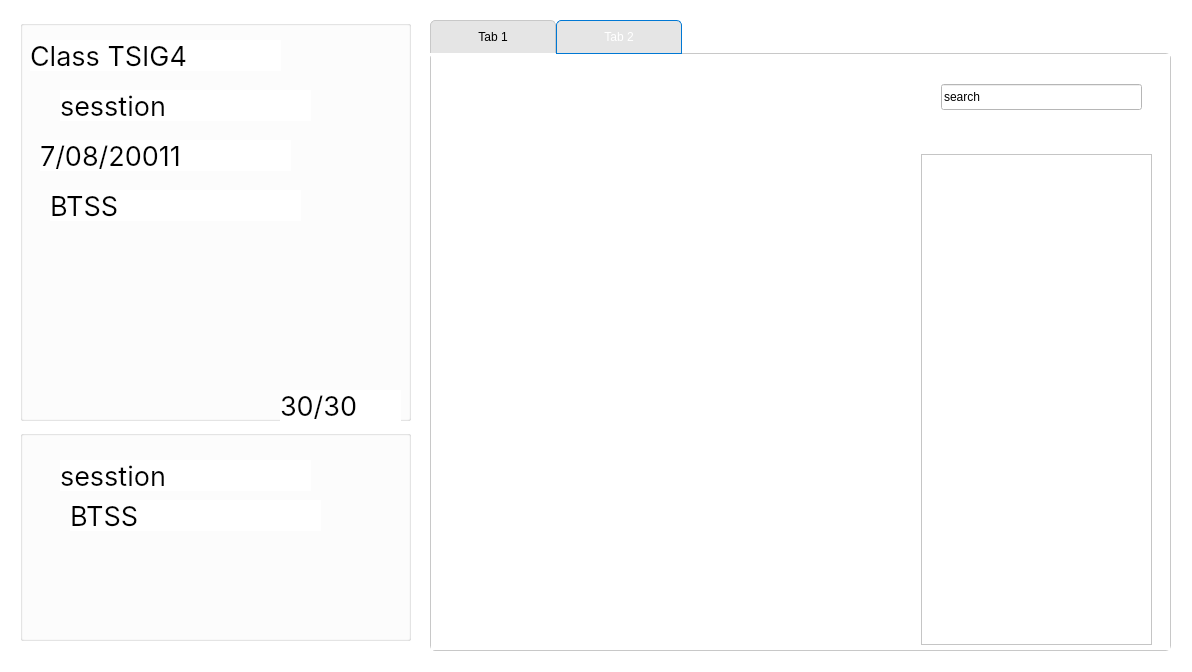
KasperJack/School-Management-System, file School_System/ui/EditClassDialog.ui: the form before one commit.
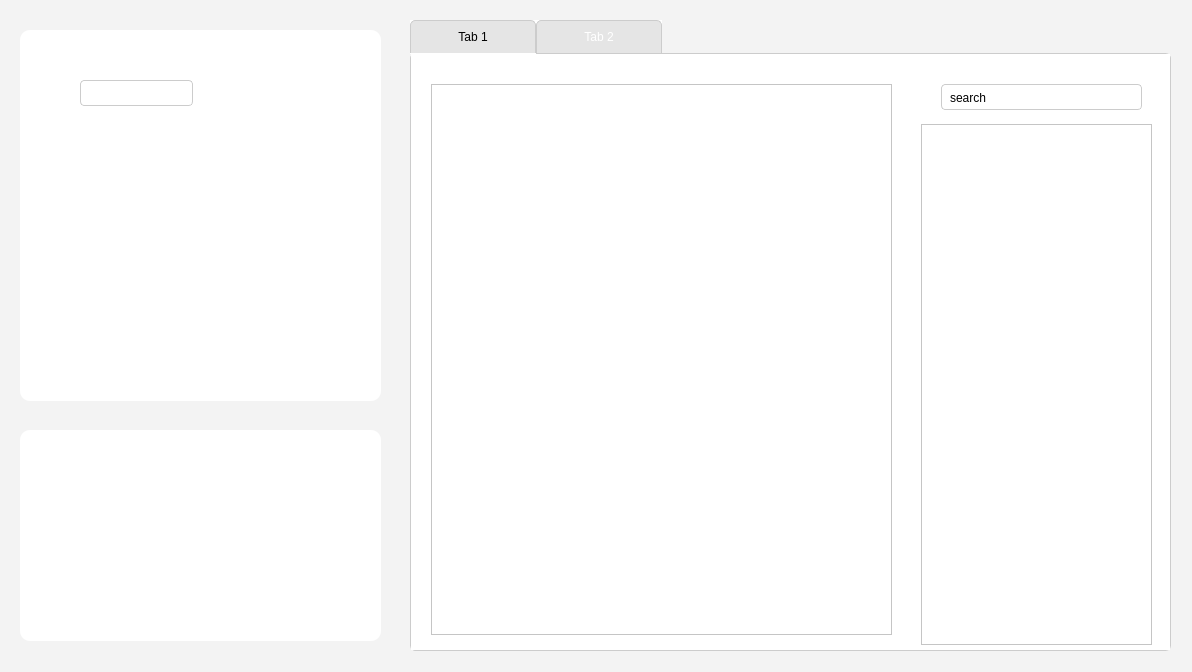
The form after the commit. The open tabs and pages were chosen to show the change.

```diff
--- a/School_System/ui/EditClassDialog.ui
+++ b/School_System/ui/EditClassDialog.ui
@@ -14,132 +14,52 @@
    <string>Dialog</string>
   </property>
   <property name="styleSheet">
-   <string notr="true">color: rgb(0, 0, 0);
-background-color: rgb(255, 255, 255);</string>
+   <string notr="true">    background-color:#f3f3f3;; /* Light Gray for Light Mode */
+    color: #000000;           /* Black Text */
+    font-family: &quot;Segoe UI&quot;, Arial, sans-serif;</string>
   </property>
-  <widget class="QGroupBox" name="groupBox">
-   <property name="geometry">
-    <rect>
-     <x>20</x>
-     <y>20</y>
-     <width>391</width>
-     <height>401</height>
-    </rect>
-   </property>
-   <property name="title">
-    <string/>
-   </property>
-   <widget class="QLabel" name="max_stud">
-    <property name="geometry">
-     <rect>
-      <x>260</x>
-      <y>370</y>
-      <width>121</width>
-      <height>31</height>
-     </rect>
-    </property>
-    <property name="font">
-     <font>
-      <family>Inter</family>
-      <pointsize>20</pointsize>
-     </font>
-    </property>
-    <property name="text">
-     <string>30/30</string>
-    </property>
-   </widget>
-   <widget class="QLabel" name="creation_date">
-    <property name="geometry">
-     <rect>
-      <x>20</x>
-      <y>120</y>
-      <width>251</width>
-      <height>31</height>
-     </rect>
-    </property>
-    <property name="font">
-     <font>
-      <family>Inter</family>
-      <pointsize>20</pointsize>
-     </font>
-    </property>
-    <property name="text">
-     <string>7/08/20011</string>
-    </property>
-   </widget>
-   <widget class="QLabel" name="sesstion">
-    <property name="geometry">
-     <rect>
-      <x>40</x>
-      <y>70</y>
-      <width>251</width>
-      <height>31</height>
-     </rect>
-    </property>
-    <property name="font">
-     <font>
-      <family>Inter</family>
-      <pointsize>20</pointsize>
-     </font>
-    </property>
-    <property name="text">
-     <string>sesstion</string>
-    </property>
-   </widget>
-   <widget class="QLabel" name="grade">
-    <property name="geometry">
-     <rect>
-      <x>30</x>
-      <y>170</y>
-      <width>251</width>
-      <height>31</height>
-     </rect>
-    </property>
-    <property name="font">
-     <font>
-      <family>Inter</family>
-      <pointsize>20</pointsize>
-     </font>
-    </property>
-    <property name="text">
-     <string>BTSS</string>
-    </property>
-   </widget>
-   <widget class="QLabel" name="class_name">
-    <property name="geometry">
-     <rect>
-      <x>10</x>
-      <y>20</y>
-      <width>251</width>
-      <height>31</height>
-     </rect>
-    </property>
-    <property name="font">
-     <font>
-      <family>Inter</family>
-      <pointsize>20</pointsize>
-     </font>
-    </property>
-    <property name="text">
-     <string>Class TSIG4</string>
-    </property>
-   </widget>
-  </widget>
   <widget class="QTabWidget" name="tabWidget">
    <property name="geometry">
     <rect>
-     <x>430</x>
+     <x>410</x>
      <y>20</y>
-     <width>741</width>
+     <width>761</width>
      <height>631</height>
     </rect>
    </property>
    <property name="styleSheet">
-    <string notr="true">
+    <string notr="true">/* Parent Widget */
+QWidget {
+    background: #FFFFFF; /* White background for the parent widget */
+}
+
+/* Tab Widget */
+QTabWidget {
+    background: #FFFFFF; /* White background for the entire TabWidget */
+    border: none; /* Optional: remove any border */
+}
+
+/* Tab Widget Panel */
+QTabWidget::pane {
+    border: 1px solid #CCCCCC; /* Restore border for panel */
+    background: #FFFFFF; /* White content area background */
+    border-radius: 0px; /* Rounded corners */
+    margin-top: -1px; /* Align pane with tabs */
+}
+
+
+
+
+/* Tab Widget Background */
+QTabWidget {
+    background: #FFFFFF; /* White background for the entire TabWidget */
+}
+
+/* Tab Bar Styling */
 QTabBar::tab {
-    background: #E5E5E5; /* Light gray background for unselected tabs */
+    background: #E5E5E5; 
     color: #000000; /* Black text color */
-    border: 1px solid #C8C8C8; /* Light border around tabs */
+    border: 1px solid #CCCCCC; /* Restore border */
     border-bottom: none; /* Remove bottom border for seamless alignment with content */
     padding: 4px 12px; /* Padding for consistent size */
     min-width: 100px; /* Minimum tab width */
@@ -154,15 +74,15 @@
         spread:pad, x1:0, y1:0, x2:1, y2:1,
         stop:0 #0078D4, stop:1 #005A9E
     ); /* Gradient for selected tab */
-    border: 1px solid #0078D4; /* Blue border for selected tab */
+    border: 1px solid #CCCCCC; /* Restore border */
     color: white; /* White text for contrast */
     border-top-left-radius: 5px; /* Match rounded corners */
     border-top-right-radius: 5px;
     padding: 4px 12px; /* Match padding to ensure consistent size */
 }
 
-/* Hover Effect */
-QTabBar::tab:hover {
+/* Hover Effect on Non-Selected Tabs */
+QTabBar::tab:hover:!selected {
     background: #F0F0F0; /* Light gray hover effect */
     color: #000000; /* Ensure text stays visible */
 }
@@ -174,13 +94,13 @@
 
 /* Tab Widget Panel */
 QTabWidget::pane {
-    border: 1px solid #C8C8C8; /* Light border for the content area */
+    border: 1px solid #CCCCCC; /* Restore border for panel */
     background: #FFFFFF; /* White content area background */
     border-radius: 5px; /* Rounded corners */
     margin-top: -1px; /* Align pane with tabs */
 }
 
-/* Tab Bar Alignment */
+/* Align Tabs to the Left */
 QTabWidget::tab-bar {
     alignment: left; /* Align tabs to the left */
 }
@@ -189,7 +109,6 @@
 QTabBar::tab {
     height: 24px; /* Reduce the height of tabs */
 }
-
 </string>
    </property>
    <property name="currentIndex">
@@ -535,9 +454,9 @@
     <widget class="QTableWidget" name="subjects_table">
      <property name="geometry">
       <rect>
-       <x>0</x>
+       <x>20</x>
        <y>30</y>
-       <width>471</width>
+       <width>461</width>
        <height>551</height>
       </rect>
      </property>
@@ -545,7 +464,6 @@
       <string notr="true">            QTableWidget {
                 background-color: white;
                 gridline-color: #E5E7EB;
-                border: none;
        		alternate-background-color: #F9FAFB;
             }
 
@@ -702,95 +620,374 @@
     <widget class="QTableWidget" name="new_subjects_table">
      <property name="geometry">
       <rect>
-       <x>490</x>
-       <y>100</y>
+       <x>510</x>
+       <y>70</y>
        <width>231</width>
-       <height>491</height>
+       <height>521</height>
       </rect>
      </property>
+     <property name="styleSheet">
+      <string notr="true">            QTableWidget {
+                background-color: white;
+                gridline-color: #E5E7EB;
+       		alternate-background-color: #F9FAFB;
+            }
+
+            QHeaderView::section {
+                background-color: #F3F4F6;
+                padding: 10px;
+					padding-left: 5px;
+                border: none;
+                font-weight: bold;
+                color: #374151;
+            }
+
+
+    QTableView::item {
+        border-bottom: 1px solid #E5E7EB;
+        border-right: none;
+    }
+
+/*
+        QTableWidget::item {
+            selection-background-color: transparent;
+            selection-color: black;  */
+
+
+
+
+
+
+    QComboBox {
+        border: 1px solid #ccc; /* Light border */
+        border-radius: 5px; /* Rounded corners */
+        background: #fff; /* White background */
+        padding: 0px 5px; /* Adjust padding for text */
+        font-size: 14px; /* Adjust font size */
+        color: #333; /* Text color */
+
+
+
+    }
+
+    QComboBox::drop-down {
+        border: none; /* No border for the drop-down button */
+        background: transparent; /* Transparent background for drop-down */
+        width: 20px; /* Adjust drop-down button width */
+    }
+
+    QComboBox::down-arrow {
+        width: 10px; /* Default arrow width */
+        height: 10px; /* Default arrow height */
+    }
+
+    QComboBox QAbstractItemView {
+        border: 1px solid #ccc; /* Border around dropdown list */
+        background-color: #f5f5f5; /* Light gray background for dropdown */
+        color: #333; /* Text color in dropdown */
+        selection-background-color: #0078d7; /* Highlight color */
+        selection-color: white; /* Highlighted text color */
+    }
+
+    QComboBox QAbstractItemView::item {
+        padding: 5px; /* Padding for dropdown items */
+    }
+
+    QComboBox QAbstractItemView::item:hover {
+        background-color: #e0e0e0; /* Slightly darker gray on hover */
+        color: #000; /* Black text on hover */
+    }
+
+
+
+
+
+
+
+
+
+
+
+
+
+
+
+
+
+
+
+
+
+
+
+
+
+
+
+
+
+
+
+
+
+
+QPushButton {
+    border: 2px solid rgb(255, 85, 85); /* Lighter red border */
+    border-radius: 5px;    
+    color: rgb(255, 255, 255); /* White text */
+    background-color: rgb(255, 85, 85); /* Lighter red background */
+}
+
+QPushButton:hover {
+    border: 2px solid rgb(255, 150, 150); /* Light red border on hover */
+    background-color: rgb(255, 150, 150); /* Lighter red background on hover */
+}
+
+QPushButton:pressed {    
+    border: 2px solid rgb(255, 40, 40); /* Darker red border when pressed */
+    background-color: rgb(255, 40, 40); /* Darker red background when pressed */
+}
+
+QPushButton:disabled {    
+    border-radius: 5px;    
+    border: 2px solid rgb(170, 170, 170); /* Gray border */
+    background-color: rgb(170, 170, 170); /* Gray background */
+    color: rgb(120, 120, 120); /* Gray text */
+}
+
+
+
+
+
+
+
+
+
+
+
+
+
+
+
+
+
+
+
+
+
+
+
+
+
+
+</string>
+     </property>
     </widget>
     <widget class="QLineEdit" name="lineEdit">
      <property name="geometry">
       <rect>
-       <x>510</x>
+       <x>530</x>
        <y>30</y>
        <width>201</width>
        <height>26</height>
       </rect>
      </property>
+     <property name="styleSheet">
+      <string notr="true">QLineEdit {
+    background-color: white;
+    color: black;
+    border: 1px solid #cccccc;
+    border-radius: 4px;
+    padding: 6px;
+}
+QLineEdit:focus {
+    border: 1px solid #0078d7; /* Blue Border on Focus */
+    background-color: #ffffff;
+}</string>
+     </property>
      <property name="text">
       <string>search</string>
      </property>
     </widget>
    </widget>
   </widget>
-  <widget class="QGroupBox" name="groupBox_2">
+  <widget class="QWidget" name="widget" native="true">
    <property name="geometry">
     <rect>
      <x>20</x>
      <y>430</y>
-     <width>391</width>
+     <width>361</width>
      <height>211</height>
     </rect>
    </property>
-   <property name="title">
-    <string/>
+   <property name="styleSheet">
+    <string notr="true">/* General Window */
+QWidget {
+    background-color:rgb(255, 255, 255); /* Light Gray for Light Mode */
+    color: #000000;           /* Black Text */
+    font-family: &quot;Segoe UI&quot;, Arial, sans-serif;
+    font-size: 12pt;
+border-radius: 10px;
+}
+
+/* Dark Mode (Toggle this for dark theme) */
+/*
+QWidget {
+    background-color: #2b2b2b; 
+    color: #ffffff;           
+}
+*/
+
+/* Buttons */
+QPushButton {
+    background-color: #0078d7; /* Windows Blue */
+    color: white;
+    border-radius: 5px;
+    padding: 8px 16px;
+    border: none;
+    font-size: 11pt;
+}
+QPushButton:hover {
+    background-color: #005a9e; /* Darker Blue on Hover */
+}
+QPushButton:pressed {
+    background-color: #004578; /* Even Darker Blue on Click */
+}
+
+/* Input Fields */
+QLineEdit {
+    background-color: white;
+    color: black;
+    border: 1px solid #cccccc;
+    border-radius: 4px;
+    padding: 6px;
+}
+QLineEdit:focus {
+    border: 1px solid #0078d7; /* Blue Border on Focus */
+    background-color: #ffffff;
+}
+
+/* Labels */
+QLabel {
+    font-size: 13pt;
+    color: #333333; /* Dark Gray */
+}
+
+/* Checkboxes and Radio Buttons */
+QCheckBox, QRadioButton {
+    spacing: 6px;
+    color: #333333;
+}
+
+/* Scrollbars */
+QScrollBar:vertical {
+    border: none;
+    background: #f3f3f3;
+    width: 8px;
+    margin: 0px 0px 0px 0px;
+}
+QScrollBar::handle:vertical {
+    background: #cccccc;
+    border-radius: 4px;
+}
+QScrollBar::handle:vertical:hover {
+    background: #aaaaaa;
+}
+</string>
    </property>
-   <widget class="QLabel" name="max_stud_2">
+  </widget>
+  <widget class="QWidget" name="widget_2" native="true">
+   <property name="geometry">
+    <rect>
+     <x>20</x>
+     <y>30</y>
+     <width>361</width>
+     <height>371</height>
+    </rect>
+   </property>
+   <property name="styleSheet">
+    <string notr="true">/* General Window */
+QWidget {
+    background-color:rgb(255, 255, 255); /* Light Gray for Light Mode */
+    color: #000000;           /* Black Text */
+    font-family: &quot;Segoe UI&quot;, Arial, sans-serif;
+    font-size: 12pt;
+border-radius: 10px;
+}
+
+/* Dark Mode (Toggle this for dark theme) */
+/*
+QWidget {
+    background-color: #2b2b2b; 
+    color: #ffffff;           
+}
+*/
+
+/* Buttons */
+QPushButton {
+    background-color: #0078d7; /* Windows Blue */
+    color: white;
+    border-radius: 5px;
+    padding: 8px 16px;
+    border: none;
+    font-size: 11pt;
+}
+QPushButton:hover {
+    background-color: #005a9e; /* Darker Blue on Hover */
+}
+QPushButton:pressed {
+    background-color: #004578; /* Even Darker Blue on Click */
+}
+
+/* Input Fields */
+QLineEdit {
+    background-color: white;
+    color: black;
+    border: 1px solid #cccccc;
+    border-radius: 4px;
+    padding: 6px;
+}
+QLineEdit:focus {
+    border: 1px solid #0078d7; /* Blue Border on Focus */
+    background-color: #ffffff;
+}
+
+/* Labels */
+QLabel {
+    font-size: 13pt;
+    color: #333333; /* Dark Gray */
+}
+
+/* Checkboxes and Radio Buttons */
+QCheckBox, QRadioButton {
+    spacing: 6px;
+    color: #333333;
+}
+
+/* Scrollbars */
+QScrollBar:vertical {
+    border: none;
+    background: #f3f3f3;
+    width: 8px;
+    margin: 0px 0px 0px 0px;
+}
+QScrollBar::handle:vertical {
+    background: #cccccc;
+    border-radius: 4px;
+}
+QScrollBar::handle:vertical:hover {
+    background: #aaaaaa;
+}
+</string>
+   </property>
+   <widget class="QLineEdit" name="lineEdit_2">
     <property name="geometry">
      <rect>
-      <x>260</x>
-      <y>370</y>
-      <width>121</width>
-      <height>31</height>
+      <x>60</x>
+      <y>50</y>
+      <width>113</width>
+      <height>26</height>
      </rect>
-    </property>
-    <property name="font">
-     <font>
-      <family>Inter</family>
-      <pointsize>20</pointsize>
-     </font>
-    </property>
-    <property name="text">
-     <string>30/30</string>
-    </property>
-   </widget>
-   <widget class="QLabel" name="sesstion_2">
-    <property name="geometry">
-     <rect>
-      <x>40</x>
-      <y>30</y>
-      <width>251</width>
-      <height>31</height>
-     </rect>
-    </property>
-    <property name="font">
-     <font>
-      <family>Inter</family>
-      <pointsize>20</pointsize>
-     </font>
-    </property>
-    <property name="text">
-     <string>sesstion</string>
-    </property>
-   </widget>
-   <widget class="QLabel" name="grade_2">
-    <property name="geometry">
-     <rect>
-      <x>50</x>
-      <y>70</y>
-      <width>251</width>
-      <height>31</height>
-     </rect>
-    </property>
-    <property name="font">
-     <font>
-      <family>Inter</family>
-      <pointsize>20</pointsize>
-     </font>
-    </property>
-    <property name="text">
-     <string>BTSS</string>
     </property>
    </widget>
   </widget>
```
Left out of the diff: 21 changed lines with no effect on the pictures.
